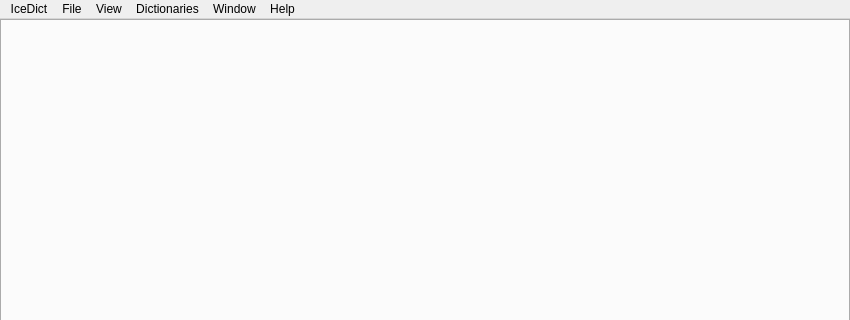
scottsanett/IceDict, file mainwindow.ui: the form before one commit; both pictures show x 0 to 850 and y 0 to 320 of the 850 by 650 pixel window.
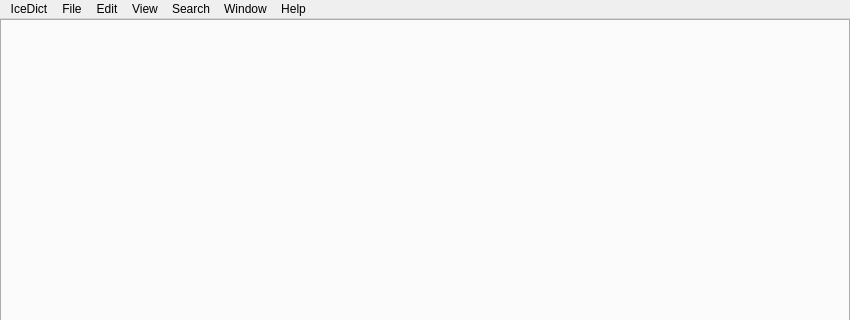
The form after the commit.

Commit message: added a few new menubar options

```diff
--- a/mainwindow.ui
+++ b/mainwindow.ui
@@ -107,7 +107,7 @@
    </widget>
    <widget class="QMenu" name="menuDictionaries">
     <property name="title">
-     <string>Dictionaries</string>
+     <string>Search</string>
     </property>
     <addaction name="actionModern_Icelandic"/>
     <addaction name="actionEnglish_Modern_Icelandic"/>
@@ -135,8 +135,16 @@
     <addaction name="actionAbout_IceDict"/>
     <addaction name="actionAbout_Qt"/>
    </widget>
+   <widget class="QMenu" name="menuEdit">
+    <property name="title">
+     <string>Edit</string>
+    </property>
+    <addaction name="actionUndo_Close_Tab"/>
+    <addaction name="separator"/>
+   </widget>
    <addaction name="menuIceDict"/>
    <addaction name="menuFile"/>
+   <addaction name="menuEdit"/>
    <addaction name="menuView"/>
    <addaction name="menuDictionaries"/>
    <addaction name="menuWindow"/>
```
Left out of the diff: 47 changed lines with no effect on the pictures. The commit also changes 2 other files.
